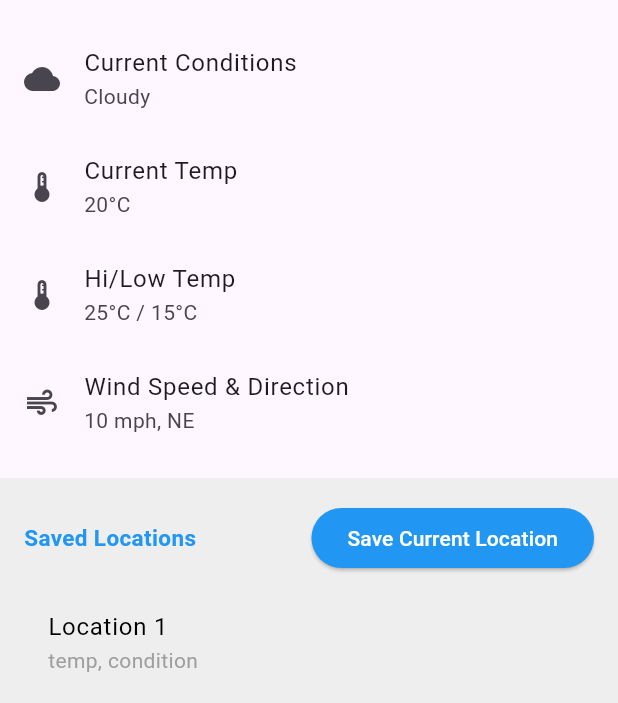
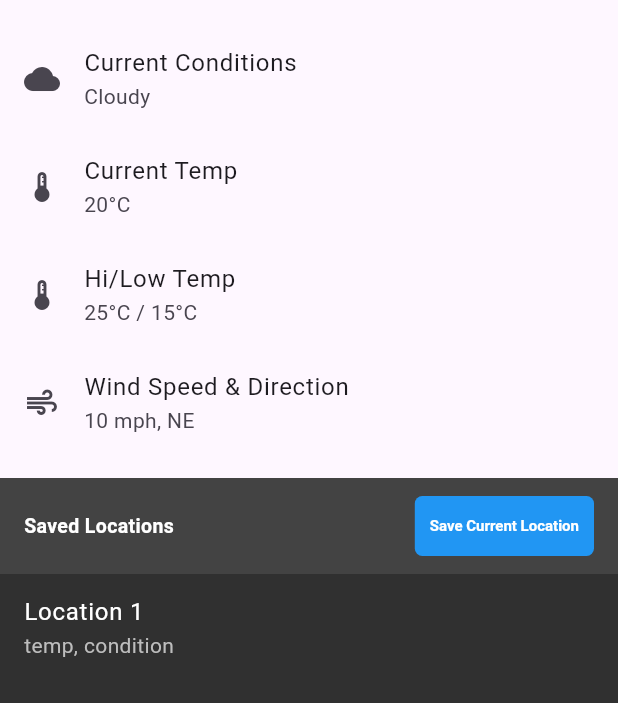
Before and after one commit to TheGreatJustinn/COSC-625, a Flutter app: the screen it shows after launch, on a phone screen of 412 x 824 dp, the part 533-1236 px from its top. Run offline on Flutter 3.47's test engine with Material 3 defaults, Android fonts, the phone set to English and light mode, and no system bars.

Commit message:
changed styling of saved locations area

```diff
--- a/weatherplan2/lib/screens/saved_locations.dart
+++ b/weatherplan2/lib/screens/saved_locations.dart
@@ -1,60 +1,66 @@
 import 'package:flutter/material.dart';
 
 class SavedLocations extends StatelessWidget {
-  final VoidCallback onSaveCurrentLocation; // Add this line
+  final VoidCallback onSaveCurrentLocation;
 
-  // Update constructor to accept onSaveCurrentLocation
   SavedLocations({required this.onSaveCurrentLocation});
 
   @override
   Widget build(BuildContext context) {
     return Container(
-      padding: EdgeInsets.all(16.0),
-      color: Colors.grey[200],
+
+      color: Colors.grey[850], // Dark background for the entire widget
       child: Column(
         crossAxisAlignment: CrossAxisAlignment.start,
         children: [
-          Row(
+          Container(
+            padding: EdgeInsets.symmetric(horizontal: 16, vertical: 8),
+            color: const Color.fromARGB(255, 67, 67, 67), // Slightly different background color for the header
+            child: Row(
               mainAxisAlignment: MainAxisAlignment.spaceBetween,
               children: [
                 Text(
                   'Saved Locations',
-                style: TextStyle(fontSize: 15.0, fontWeight: FontWeight.bold, color: Colors.blue),
+                  style: TextStyle(fontSize: 13.0, fontWeight: FontWeight.bold, color: Colors.white),
                 ),
                 ElevatedButton(
                   onPressed: onSaveCurrentLocation,
                   child: Text('Save Current Location'),
                   style: ElevatedButton.styleFrom(
-                  backgroundColor: Colors.blue, // Background color
-                  foregroundColor: Colors.white, // Text color
+                    backgroundColor: Colors.blue, // Button background color
+                    foregroundColor: Colors.white, // Button text color
+                    elevation: 0, // No shadow for a flatter appearance
+                    shape: RoundedRectangleBorder(borderRadius: BorderRadius.circular(5)),
+                    padding: EdgeInsets.symmetric(horizontal: 10, vertical: 5),
+                    textStyle: TextStyle(fontSize: 10, fontWeight: FontWeight.bold),
                   ),
                 ),
               ],
             ),
-          SizedBox(height: 10.0),
+          ),
           Expanded(
             child: ListView.builder(
-              itemCount: 5, // Replace with the actual number of saved locations
+              itemCount: 5, // Number of saved locations
               itemBuilder: (context, index) {
                 return ListTile(
                   title: Text(
-                    'Location ${index + 1}', // Replace with the actual location name
+                    'Location ${index + 1}',
                     style: TextStyle(
                       fontSize: 16.0,
                       fontWeight: FontWeight.normal,
-                      color: Colors.black, // Text color of the location name
+                      color: Colors.white, // White text color for visibility
                     ),
                   ),
                   subtitle: Text(
-                    'temp, condition', // Replace with the actual data
+                    'temp, condition',
                     style: TextStyle(
                       fontSize: 14.0,
                       fontWeight: FontWeight.normal,
-                      color: Colors.grey, // Text color of the coordinates
+                      color: Colors.grey[400], // Light grey for subtitle
                     ),
                   ),
                   onTap: () {
-                    // Handle tap on a saved location item
+                    // Action on tap
                   },
                 );
               },
```
Lines whose indentation alone changed are shown as unchanged.
